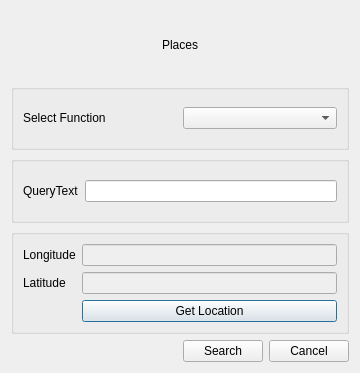
The window that location_service/ui/places/places.ui (MIERUNE/qgis-amazonlocationservice-plugin) describes before a commit, drawn with Qt 5.
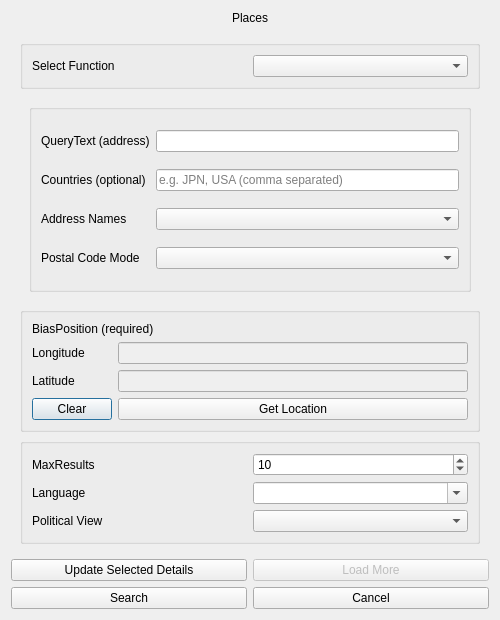
The same window after the commit. The open tabs and pages were chosen to show the change.

Commit message: Expand Places V2 support for v4.4.0

Diff of the .ui file:
```diff
--- a/location_service/ui/places/places.ui
+++ b/location_service/ui/places/places.ui
@@ -6,13 +6,13 @@
    <rect>
     <x>0</x>
     <y>0</y>
-    <width>360</width>
-    <height>373</height>
+    <width>500</width>
+    <height>620</height>
    </rect>
   </property>
   <property name="minimumSize">
    <size>
-    <width>240</width>
+    <width>500</width>
     <height>0</height>
    </size>
   </property>
@@ -34,6 +34,19 @@
     </widget>
    </item>
    <item>
+    <widget class="QScrollArea" name="scrollArea">
+     <property name="widgetResizable">
+      <bool>true</bool>
+     </property>
+     <property name="horizontalScrollBarPolicy">
+      <enum>Qt::ScrollBarAlwaysOff</enum>
+     </property>
+     <property name="frameShape">
+      <enum>QFrame::NoFrame</enum>
+     </property>
+     <widget class="QWidget" name="scrollAreaContents">
+      <layout class="QVBoxLayout" name="scrollLayout">
+       <item>
     <widget class="QGroupBox" name="groupBox">
      <property name="title">
       <string/>
@@ -53,11 +66,15 @@
     </widget>
    </item>
    <item>
-    <widget class="QGroupBox" name="groupBox_3">
+        <widget class="QStackedWidget" name="params_stackedWidget">
+         <widget class="QWidget" name="page_search_text">
+          <layout class="QVBoxLayout" name="searchTextLayout">
+           <item>
+            <widget class="QGroupBox" name="groupBox_search_text">
      <property name="title">
       <string/>
      </property>
-     <layout class="QGridLayout" name="gridLayout_6">
+             <layout class="QGridLayout" name="gridLayout_search_text">
       <item row="0" column="0">
        <widget class="QLabel" name="text_label">
         <property name="text">
@@ -68,7 +85,155 @@
       <item row="0" column="1">
        <widget class="QLineEdit" name="text_lineEdit"/>
       </item>
-     </layout>
+              <item row="1" column="0">
+               <widget class="QLabel" name="st_countries_label">
+                <property name="text">
+                 <string>Countries (optional)</string>
+                </property>
+               </widget>
+              </item>
+              <item row="1" column="1">
+               <widget class="QLineEdit" name="st_countries_lineEdit">
+                <property name="placeholderText">
+                 <string>e.g. JPN, USA (comma separated)</string>
+                </property>
+               </widget>
+              </item>
+              <item row="2" column="0">
+               <widget class="QLabel" name="st_travelmode_label">
+                <property name="text">
+                 <string>Travel Mode (optional)</string>
+                </property>
+               </widget>
+              </item>
+              <item row="2" column="1">
+               <widget class="QComboBox" name="st_travelmode_comboBox"/>
+              </item>
+             </layout>
+            </widget>
+           </item>
+          </layout>
+         </widget>
+         <widget class="QWidget" name="page_geocode">
+          <layout class="QVBoxLayout" name="geocodeLayout">
+           <item>
+            <widget class="QGroupBox" name="groupBox_geocode">
+             <property name="title">
+              <string/>
+             </property>
+             <layout class="QGridLayout" name="gridLayout_geocode">
+              <item row="0" column="0">
+               <widget class="QLabel" name="gc_text_label">
+                <property name="text">
+                 <string>QueryText (address)</string>
+                </property>
+               </widget>
+              </item>
+              <item row="0" column="1">
+               <widget class="QLineEdit" name="gc_text_lineEdit"/>
+              </item>
+              <item row="1" column="0">
+               <widget class="QLabel" name="gc_countries_label">
+                <property name="text">
+                 <string>Countries (optional)</string>
+                </property>
+               </widget>
+              </item>
+              <item row="1" column="1">
+               <widget class="QLineEdit" name="gc_countries_lineEdit">
+                <property name="placeholderText">
+                 <string>e.g. JPN, USA (comma separated)</string>
+                </property>
+               </widget>
+              </item>
+              <item row="2" column="0">
+               <widget class="QLabel" name="gc_addressnames_label">
+                <property name="text">
+                 <string>Address Names</string>
+                </property>
+               </widget>
+              </item>
+              <item row="2" column="1">
+               <widget class="QComboBox" name="gc_addressnames_comboBox"/>
+              </item>
+              <item row="3" column="0">
+               <widget class="QLabel" name="gc_postalcode_label">
+                <property name="text">
+                 <string>Postal Code Mode</string>
+                </property>
+               </widget>
+              </item>
+              <item row="3" column="1">
+               <widget class="QComboBox" name="gc_postalcode_comboBox"/>
+              </item>
+             </layout>
+            </widget>
+           </item>
+          </layout>
+         </widget>
+         <widget class="QWidget" name="page_reverse_geocode">
+          <layout class="QVBoxLayout" name="reverseGeocodeLayout">
+           <item>
+            <widget class="QGroupBox" name="groupBox_reverse_geocode">
+             <property name="title">
+              <string/>
+             </property>
+             <layout class="QGridLayout" name="gridLayout_reverse_geocode">
+              <item row="0" column="0">
+               <widget class="QLabel" name="rg_radius_label">
+                <property name="text">
+                 <string>QueryRadius (m, 0 = unset)</string>
+                </property>
+               </widget>
+              </item>
+              <item row="0" column="1">
+               <widget class="QSpinBox" name="rg_radius_spinBox">
+                <property name="maximum">
+                 <number>21000000</number>
+                </property>
+                <property name="value">
+                 <number>0</number>
+                </property>
+               </widget>
+              </item>
+             </layout>
+            </widget>
+           </item>
+          </layout>
+         </widget>
+         <widget class="QWidget" name="page_search_nearby">
+          <layout class="QVBoxLayout" name="searchNearbyLayout">
+           <item>
+            <widget class="QGroupBox" name="groupBox_search_nearby">
+             <property name="title">
+              <string/>
+             </property>
+             <layout class="QGridLayout" name="gridLayout_search_nearby">
+              <item row="0" column="0">
+               <widget class="QLabel" name="nb_radius_label">
+                <property name="text">
+                 <string>QueryRadius (m)</string>
+                </property>
+               </widget>
+              </item>
+              <item row="0" column="1">
+               <widget class="QSpinBox" name="nb_radius_spinBox">
+                <property name="minimum">
+                 <number>1</number>
+                </property>
+                <property name="maximum">
+                 <number>21000000</number>
+                </property>
+                <property name="value">
+                 <number>1000</number>
+                </property>
+               </widget>
+              </item>
+             </layout>
+            </widget>
+           </item>
+          </layout>
+         </widget>
     </widget>
    </item>
    <item>
@@ -77,6 +242,13 @@
       <string/>
      </property>
      <layout class="QGridLayout" name="gridLayout_3">
+          <item row="0" column="0" colspan="2">
+           <widget class="QLabel" name="position_label">
+            <property name="text">
+             <string>BiasPosition (required)</string>
+            </property>
+           </widget>
+          </item>
       <item row="1" column="0">
        <widget class="QLabel" name="lon_label">
         <property name="text">
@@ -84,15 +256,8 @@
         </property>
        </widget>
       </item>
-      <item row="3" column="1">
-       <widget class="QPushButton" name="button_click">
-        <property name="text">
-         <string>Get Location</string>
-        </property>
-       </widget>
-      </item>
-      <item row="2" column="1">
-       <widget class="QLineEdit" name="lat_lineEdit">
+          <item row="1" column="1">
+           <widget class="QLineEdit" name="lon_lineEdit">
         <property name="enabled">
          <bool>false</bool>
         </property>
@@ -105,39 +270,147 @@
         </property>
        </widget>
       </item>
+          <item row="2" column="1">
+           <widget class="QLineEdit" name="lat_lineEdit">
+            <property name="enabled">
+             <bool>false</bool>
+            </property>
+           </widget>
+          </item>
+          <item row="3" column="0">
+           <widget class="QPushButton" name="button_position_clear">
+            <property name="toolTip">
+             <string>Clear the picked position. Required operations must pick another position before searching.</string>
+            </property>
+            <property name="text">
+             <string>Clear</string>
+            </property>
+           </widget>
+          </item>
+          <item row="3" column="1">
+           <widget class="QPushButton" name="button_click">
+            <property name="text">
+             <string>Get Location</string>
+            </property>
+           </widget>
+          </item>
+         </layout>
+        </widget>
+       </item>
+       <item>
+        <widget class="QGroupBox" name="groupBox_options">
+         <property name="title">
+          <string/>
+         </property>
+         <layout class="QGridLayout" name="gridLayout_options">
+          <item row="0" column="0">
+           <widget class="QLabel" name="maxresults_label">
+            <property name="text">
+             <string>MaxResults</string>
+            </property>
+           </widget>
+          </item>
+          <item row="0" column="1">
+           <widget class="QSpinBox" name="maxresults_spinBox">
+            <property name="minimum">
+             <number>1</number>
+            </property>
+            <property name="maximum">
+             <number>100</number>
+            </property>
+            <property name="value">
+             <number>10</number>
+            </property>
+           </widget>
+          </item>
+          <item row="1" column="0">
+           <widget class="QLabel" name="language_label">
+            <property name="text">
+             <string>Language</string>
+            </property>
+           </widget>
+          </item>
       <item row="1" column="1">
-       <widget class="QLineEdit" name="lon_lineEdit">
+           <widget class="QComboBox" name="language_comboBox">
+            <property name="editable">
+             <bool>true</bool>
+            </property>
+            <property name="toolTip">
+             <string>BCP 47 code such as ja, en or en-US. Default omits the parameter.</string>
+            </property>
+           </widget>
+          </item>
+          <item row="2" column="0">
+           <widget class="QLabel" name="political_view_label">
+            <property name="text">
+             <string>Political View</string>
+            </property>
+           </widget>
+          </item>
+          <item row="2" column="1">
+           <widget class="QComboBox" name="political_view_comboBox"/>
+          </item>
+         </layout>
+        </widget>
+       </item>
+      </layout>
+     </widget>
+    </widget>
+   </item>
+   <item>
+    <layout class="QVBoxLayout" name="footerLayout">
+     <item>
+      <layout class="QHBoxLayout" name="secondaryActionsLayout">
+       <item>
+        <widget class="QPushButton" name="button_enrich">
+         <property name="sizePolicy">
+          <sizepolicy hsizetype="Expanding" vsizetype="Fixed">
+           <horstretch>0</horstretch>
+           <verstretch>0</verstretch>
+          </sizepolicy>
+         </property>
+         <property name="toolTip">
+          <string>Update contact / opening-hours / time-zone details for the selected features of the active Places layer. Each unique selected PlaceId sends one additional Storage request.</string>
+         </property>
+         <property name="text">
+          <string>Update Selected Details</string>
+         </property>
+        </widget>
+       </item>
+       <item>
+        <widget class="QPushButton" name="button_load_more">
+         <property name="sizePolicy">
+          <sizepolicy hsizetype="Expanding" vsizetype="Fixed">
+           <horstretch>0</horstretch>
+           <verstretch>0</verstretch>
+          </sizepolicy>
+         </property>
+         <property name="toolTip">
+          <string>Loads the next page into the most recently added Places layer.</string>
+         </property>
+         <property name="text">
+          <string>Load More</string>
+         </property>
         <property name="enabled">
          <bool>false</bool>
         </property>
        </widget>
       </item>
      </layout>
-    </widget>
    </item>
    <item>
-    <layout class="QHBoxLayout" name="horizontalLayout">
-     <item>
-      <spacer name="horizontalSpacer">
-       <property name="orientation">
-        <enum>Qt::Horizontal</enum>
-       </property>
-       <property name="sizeHint" stdset="0">
-        <size>
-         <width>40</width>
-         <height>20</height>
-        </size>
-       </property>
-      </spacer>
-     </item>
+      <layout class="QHBoxLayout" name="primaryActionsLayout">
      <item>
       <widget class="QPushButton" name="button_search">
        <property name="sizePolicy">
-        <sizepolicy hsizetype="Minimum" vsizetype="Fixed">
+          <sizepolicy hsizetype="Expanding" vsizetype="Fixed">
          <horstretch>0</horstretch>
          <verstretch>0</verstretch>
         </sizepolicy>
        </property>
+         <property name="toolTip">
+          <string>Sends one Storage request and adds the results directly to QGIS. Storage uses the higher pricing tier.</string>
+         </property>
        <property name="text">
         <string>Search</string>
        </property>
@@ -146,7 +419,7 @@
      <item>
       <widget class="QPushButton" name="button_cancel">
        <property name="sizePolicy">
-        <sizepolicy hsizetype="Minimum" vsizetype="Fixed">
+          <sizepolicy hsizetype="Expanding" vsizetype="Fixed">
          <horstretch>0</horstretch>
          <verstretch>0</verstretch>
         </sizepolicy>
@@ -155,6 +428,8 @@
         <string>Cancel</string>
        </property>
       </widget>
+       </item>
+      </layout>
      </item>
     </layout>
    </item>
```
Lines whose indentation alone changed are shown as unchanged. The commit also changes 38 other files.
